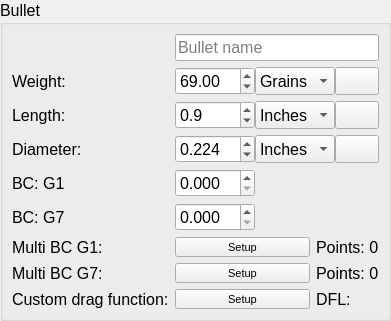
Before: the Qt Designer form ui_templates/catalog_bullet.ui in o-murphy/archer_ballistics_constructor, drawn with Qt 5.
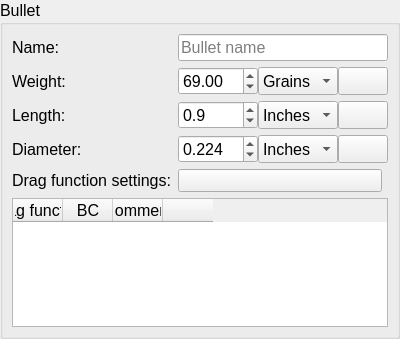
After: the same form once the commit is applied. Icons and pictures are not drawn.

Commit message: bullet list update

Patch:
```diff
--- a/ui_templates/catalog_bullet.ui
+++ b/ui_templates/catalog_bullet.ui
@@ -6,14 +6,20 @@
    <rect>
     <x>0</x>
     <y>0</y>
-    <width>391</width>
-    <height>316</height>
+    <width>400</width>
+    <height>339</height>
    </rect>
   </property>
+  <property name="minimumSize">
+   <size>
+    <width>0</width>
+    <height>339</height>
+   </size>
+  </property>
   <property name="maximumSize">
    <size>
     <width>16777215</width>
-    <height>316</height>
+    <height>350</height>
    </size>
   </property>
   <property name="windowTitle">
@@ -61,74 +67,6 @@
       <string>Bullet</string>
      </property>
      <layout class="QGridLayout" name="gridLayout_4">
-      <item row="4" column="0">
-       <widget class="QLabel" name="label_77">
-        <property name="sizePolicy">
-         <sizepolicy hsizetype="Preferred" vsizetype="Expanding">
-          <horstretch>0</horstretch>
-          <verstretch>0</verstretch>
-         </sizepolicy>
-        </property>
-        <property name="font">
-         <font>
-          <pointsize>12</pointsize>
-         </font>
-        </property>
-        <property name="text">
-         <string>BC: G1</string>
-        </property>
-       </widget>
-      </item>
-      <item row="6" column="0">
-       <widget class="QLabel" name="label_78">
-        <property name="sizePolicy">
-         <sizepolicy hsizetype="Preferred" vsizetype="Expanding">
-          <horstretch>0</horstretch>
-          <verstretch>0</verstretch>
-         </sizepolicy>
-        </property>
-        <property name="font">
-         <font>
-          <pointsize>12</pointsize>
-         </font>
-        </property>
-        <property name="text">
-         <string>BC: G7</string>
-        </property>
-       </widget>
-      </item>
-      <item row="7" column="1">
-       <widget class="QToolButton" name="mbcG1edit">
-        <property name="sizePolicy">
-         <sizepolicy hsizetype="Expanding" vsizetype="Expanding">
-          <horstretch>0</horstretch>
-          <verstretch>0</verstretch>
-         </sizepolicy>
-        </property>
-        <property name="minimumSize">
-         <size>
-          <width>0</width>
-          <height>0</height>
-         </size>
-        </property>
-        <property name="font">
-         <font>
-          <pointsize>8</pointsize>
-         </font>
-        </property>
-        <property name="toolTip">
-         <string>&lt;font color=black&gt;Edit drag function&lt;/font&gt;</string>
-        </property>
-        <property name="text">
-         <string>Setup</string>
-        </property>
-        <property name="icon">
-         <iconset resource="../.rsrc/res.qrc">
-          <normaloff>:/icons/res/drawable-hdpi-v4/settingsbtn_menu21a.png</normaloff>
-          <disabledoff>:/icons/res/drawable-hdpi-v4/settingsbtn_menu21b.png</disabledoff>:/icons/res/drawable-hdpi-v4/settingsbtn_menu21a.png</iconset>
-        </property>
-       </widget>
-      </item>
       <item row="1" column="0">
        <widget class="QLabel" name="label_74">
         <property name="sizePolicy">
@@ -183,146 +121,7 @@
         </property>
        </widget>
       </item>
-      <item row="8" column="0">
-       <widget class="QLabel" name="label_82">
-        <property name="sizePolicy">
-         <sizepolicy hsizetype="Preferred" vsizetype="Expanding">
-          <horstretch>0</horstretch>
-          <verstretch>0</verstretch>
-         </sizepolicy>
-        </property>
-        <property name="font">
-         <font>
-          <pointsize>12</pointsize>
-         </font>
-        </property>
-        <property name="text">
-         <string>Multi BC G7:</string>
-        </property>
-       </widget>
-      </item>
-      <item row="10" column="1">
-       <widget class="QToolButton" name="dragEditor">
-        <property name="sizePolicy">
-         <sizepolicy hsizetype="Expanding" vsizetype="Expanding">
-          <horstretch>0</horstretch>
-          <verstretch>0</verstretch>
-         </sizepolicy>
-        </property>
-        <property name="minimumSize">
-         <size>
-          <width>0</width>
-          <height>0</height>
-         </size>
-        </property>
-        <property name="font">
-         <font>
-          <pointsize>8</pointsize>
-         </font>
-        </property>
-        <property name="toolTip">
-         <string>&lt;font color=black&gt;Edit drag function&lt;/font&gt;</string>
-        </property>
-        <property name="text">
-         <string>Setup</string>
-        </property>
-        <property name="icon">
-         <iconset resource="../.rsrc/res.qrc">
-          <normaloff>:/icons/res/drawable-hdpi-v4/settingsbtn_menu21a.png</normaloff>
-          <disabledoff>:/icons/res/drawable-hdpi-v4/settingsbtn_menu21b.png</disabledoff>:/icons/res/drawable-hdpi-v4/settingsbtn_menu21a.png</iconset>
-        </property>
-       </widget>
-      </item>
-      <item row="8" column="1">
-       <widget class="QToolButton" name="mbcG7edit">
-        <property name="sizePolicy">
-         <sizepolicy hsizetype="Expanding" vsizetype="Expanding">
-          <horstretch>0</horstretch>
-          <verstretch>0</verstretch>
-         </sizepolicy>
-        </property>
-        <property name="minimumSize">
-         <size>
-          <width>0</width>
-          <height>0</height>
-         </size>
-        </property>
-        <property name="font">
-         <font>
-          <pointsize>8</pointsize>
-         </font>
-        </property>
-        <property name="toolTip">
-         <string>&lt;font color=black&gt;Edit drag function&lt;/font&gt;</string>
-        </property>
-        <property name="text">
-         <string>Setup</string>
-        </property>
-        <property name="icon">
-         <iconset resource="../.rsrc/res.qrc">
-          <normaloff>:/icons/res/drawable-hdpi-v4/settingsbtn_menu21a.png</normaloff>
-          <disabledoff>:/icons/res/drawable-hdpi-v4/settingsbtn_menu21b.png</disabledoff>:/icons/res/drawable-hdpi-v4/settingsbtn_menu21a.png</iconset>
-        </property>
-       </widget>
-      </item>
-      <item row="4" column="1">
-       <widget class="QDoubleSpinBox" name="bcG1">
-        <property name="sizePolicy">
-         <sizepolicy hsizetype="Fixed" vsizetype="Expanding">
-          <horstretch>0</horstretch>
-          <verstretch>0</verstretch>
-         </sizepolicy>
-        </property>
-        <property name="minimumSize">
-         <size>
-          <width>80</width>
-          <height>0</height>
-         </size>
-        </property>
-        <property name="maximumSize">
-         <size>
-          <width>80</width>
-          <height>16777215</height>
-         </size>
-        </property>
-        <property name="font">
-         <font>
-          <pointsize>12</pointsize>
-         </font>
-        </property>
-        <property name="decimals">
-         <number>3</number>
-        </property>
-        <property name="maximum">
-         <double>10.000000000000000</double>
-        </property>
-        <property name="singleStep">
-         <double>0.001000000000000</double>
-        </property>
-        <property name="value">
-         <double>0.000000000000000</double>
-        </property>
-       </widget>
-      </item>
-      <item row="7" column="0">
-       <widget class="QLabel" name="label_80">
-        <property name="sizePolicy">
-         <sizepolicy hsizetype="Preferred" vsizetype="Expanding">
-          <horstretch>0</horstretch>
-          <verstretch>0</verstretch>
-         </sizepolicy>
-        </property>
-        <property name="font">
-         <font>
-          <pointsize>12</pointsize>
-         </font>
-        </property>
-        <property name="text">
-         <string>Multi BC G1:</string>
-        </property>
-       </widget>
-      </item>
-      <item row="10" column="0">
+      <item row="6" column="0">
        <widget class="QLabel" name="label_81">
         <property name="sizePolicy">
          <sizepolicy hsizetype="Preferred" vsizetype="Expanding">
@@ -336,100 +135,7 @@
          </font>
         </property>
         <property name="text">
-         <string>Custom drag function:</string>
-        </property>
-       </widget>
-      </item>
-      <item row="10" column="2">
-       <widget class="QLabel" name="dfl">
-        <property name="sizePolicy">
-         <sizepolicy hsizetype="Preferred" vsizetype="Expanding">
-          <horstretch>0</horstretch>
-          <verstretch>0</verstretch>
-         </sizepolicy>
-        </property>
-        <property name="font">
-         <font>
-          <pointsize>12</pointsize>
-         </font>
-        </property>
-        <property name="text">
-         <string>DFL:</string>
-        </property>
-       </widget>
-      </item>
-      <item row="6" column="1">
-       <widget class="QDoubleSpinBox" name="bcG7">
-        <property name="sizePolicy">
-         <sizepolicy hsizetype="Fixed" vsizetype="Expanding">
-          <horstretch>0</horstretch>
-          <verstretch>0</verstretch>
-         </sizepolicy>
-        </property>
-        <property name="minimumSize">
-         <size>
-          <width>80</width>
-          <height>0</height>
-         </size>
-        </property>
-        <property name="maximumSize">
-         <size>
-          <width>80</width>
-          <height>16777215</height>
-         </size>
-        </property>
-        <property name="font">
-         <font>
-          <pointsize>12</pointsize>
-         </font>
-        </property>
-        <property name="decimals">
-         <number>3</number>
-        </property>
-        <property name="maximum">
-         <double>10.000000000000000</double>
-        </property>
-        <property name="singleStep">
-         <double>0.001000000000000</double>
-        </property>
-        <property name="value">
-         <double>0.000000000000000</double>
-        </property>
-       </widget>
-      </item>
-      <item row="8" column="2">
-       <widget class="QLabel" name="g7points">
-        <property name="sizePolicy">
-         <sizepolicy hsizetype="Preferred" vsizetype="Expanding">
-          <horstretch>0</horstretch>
-          <verstretch>0</verstretch>
-         </sizepolicy>
-        </property>
-        <property name="font">
-         <font>
-          <pointsize>12</pointsize>
-         </font>
-        </property>
-        <property name="text">
-         <string>Points: 0</string>
-        </property>
-       </widget>
-      </item>
-      <item row="7" column="2">
-       <widget class="QLabel" name="g1points">
-        <property name="sizePolicy">
-         <sizepolicy hsizetype="Preferred" vsizetype="Expanding">
-          <horstretch>0</horstretch>
-          <verstretch>0</verstretch>
-         </sizepolicy>
-        </property>
-        <property name="font">
-         <font>
-          <pointsize>12</pointsize>
-         </font>
-        </property>
-        <property name="text">
-         <string>Points: 0</string>
+         <string>Drag function settings:</string>
         </property>
        </widget>
       </item>
@@ -853,6 +559,92 @@
         </layout>
        </widget>
       </item>
+      <item row="0" column="0">
+       <widget class="QLabel" name="label_79">
+        <property name="sizePolicy">
+         <sizepolicy hsizetype="Preferred" vsizetype="Expanding">
+          <horstretch>0</horstretch>
+          <verstretch>0</verstretch>
+         </sizepolicy>
+        </property>
+        <property name="font">
+         <font>
+          <pointsize>12</pointsize>
+         </font>
+        </property>
+        <property name="text">
+         <string>Name:</string>
+        </property>
+       </widget>
+      </item>
+      <item row="7" column="0" colspan="3">
+       <widget class="QTableWidget" name="tableWidget">
+        <property name="editTriggers">
+         <set>QAbstractItemView::NoEditTriggers</set>
+        </property>
+        <attribute name="horizontalHeaderDefaultSectionSize">
+         <number>50</number>
+        </attribute>
+        <attribute name="horizontalHeaderMinimumSectionSize">
+         <number>20</number>
+        </attribute>
+        <column>
+         <property name="text">
+          <string>Drag function</string>
+         </property>
+        </column>
+        <column>
+         <property name="text">
+          <string>BC</string>
+         </property>
+        </column>
+        <column>
+         <property name="text">
+          <string>Comment</string>
+         </property>
+        </column>
+        <column>
+         <property name="text">
+          <string/>
+         </property>
+        </column>
+       </widget>
+      </item>
+      <item row="6" column="1">
+       <widget class="QToolButton" name="Add">
+        <property name="sizePolicy">
+         <sizepolicy hsizetype="Expanding" vsizetype="Expanding">
+          <horstretch>0</horstretch>
+          <verstretch>0</verstretch>
+         </sizepolicy>
+        </property>
+        <property name="font">
+         <font>
+          <pointsize>8</pointsize>
+          <weight>75</weight>
+          <italic>false</italic>
+          <bold>true</bold>
+          <underline>false</underline>
+         </font>
+        </property>
+        <property name="toolTip">
+         <string>&lt;font color=black&gt;Convert&lt;/font&gt;</string>
+        </property>
+        <property name="text">
+         <string/>
+        </property>
+        <property name="icon">
+         <iconset resource="../.rsrc/res.qrc">
+          <normaloff>:/icons/res/drawable-hdpi-v4/addbtn_menu21a.png</normaloff>:/icons/res/drawable-hdpi-v4/addbtn_menu21a.png</iconset>
+        </property>
+        <property name="iconSize">
+         <size>
+          <width>16</width>
+          <height>16</height>
+         </size>
+        </property>
+       </widget>
+      </item>
      </layout>
     </widget>
    </item>
```
The commit also changes 19 other files.
